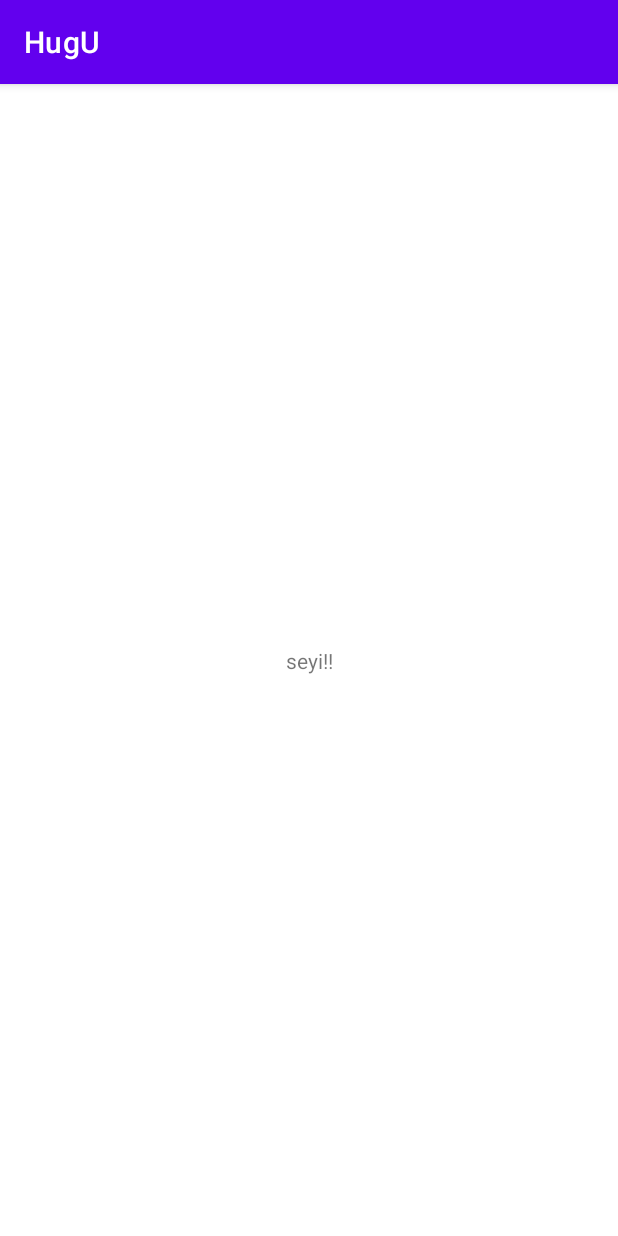
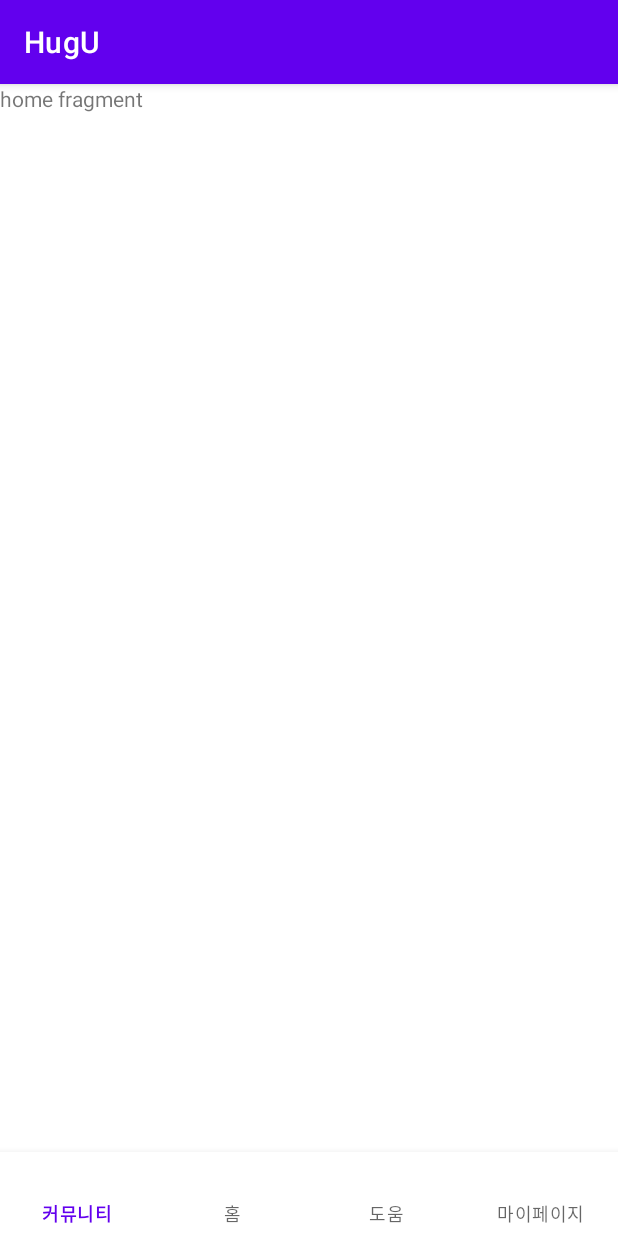
Before and after one commit to ssh09015/HugU, an Android app: the screen it shows after launch (MainActivity), on a phone screen of 412 x 824 dp. Run offline under Robolectric (Android 15) with nearby library versions, the phone set to English and light mode, and no system bars.

Commit message:
[songha]bottom_navi

```diff
--- a/app/build.gradle
+++ b/app/build.gradle
@@ -29,6 +29,9 @@ android {
     kotlinOptions {
         jvmTarget = '1.8'
     }
+    viewBinding {
+        enabled = true
+    }
 }
 
 dependencies {
--- /dev/null
+++ b/app/src/main/java/com/example/hugu/fragment/HomeFragment.kt
@@ -0,0 +1,21 @@
+package com.example.hugu.fragment
+
+import android.os.Bundle
+import android.view.LayoutInflater
+import android.view.View
+import android.view.ViewGroup
+import androidx.fragment.app.Fragment
+import com.example.hugu.databinding.FragmentHomeBinding
+
+class HomeFragment : Fragment() {
+    lateinit var viewbinding: FragmentHomeBinding
+
+    override fun onCreateView(
+        inflater: LayoutInflater, container: ViewGroup?,
+        savedInstanceState: Bundle?
+    ): View? {
+        viewbinding = FragmentHomeBinding.inflate(inflater, container, false)
+
+        return viewbinding.root
+    }
+}
--- a/app/src/main/res/layout/activity_main.xml
+++ b/app/src/main/res/layout/activity_main.xml
@@ -6,13 +6,26 @@
     android:layout_height="match_parent"
     tools:context=".MainActivity">
 
-    <TextView
-        android:layout_width="wrap_content"
-        android:layout_height="wrap_content"
-        android:text="seyi!!"
+    <FrameLayout
+        android:id="@+id/fl_con"
+        android:layout_width="0dp"
+        android:layout_height="0dp"
+        app:layout_constraintBottom_toBottomOf="@+id/navi"
+        app:layout_constraintEnd_toEndOf="parent"
+        app:layout_constraintStart_toStartOf="parent"
+        app:layout_constraintTop_toTopOf="parent">
+
+    </FrameLayout>
+
+    <com.google.android.material.bottomnavigation.BottomNavigationView
+        android:id="@+id/navi"
+        app:menu="@menu/menu_navi"
+        android:layout_width="0dp"
+        android:layout_height="56dp"
+        android:background="@color/white"
+        app:labelVisibilityMode="labeled"
         app:layout_constraintBottom_toBottomOf="parent"
         app:layout_constraintEnd_toEndOf="parent"
-        app:layout_constraintStart_toStartOf="parent"
-        app:layout_constraintTop_toTopOf="parent" />
+        app:layout_constraintStart_toStartOf="parent"/>
 
 </androidx.constraintlayout.widget.ConstraintLayout>
--- /dev/null
+++ b/app/src/main/res/layout/fragment_home.xml
@@ -0,0 +1,13 @@
+<?xml version="1.0" encoding="utf-8"?>
+<FrameLayout xmlns:android="http://schemas.android.com/apk/res/android"
+    xmlns:tools="http://schemas.android.com/tools"
+    android:layout_width="match_parent"
+    android:layout_height="match_parent"
+    tools:context=".fragment.HomeFragment">
+
+    <TextView
+        android:layout_width="match_parent"
+        android:layout_height="match_parent"
+        android:text="home fragment" />
+
+</FrameLayout>
--- /dev/null
+++ b/app/src/main/res/menu/menu_navi.xml
@@ -0,0 +1,25 @@
+<?xml version="1.0" encoding="utf-8"?>
+<menu xmlns:android="http://schemas.android.com/apk/res/android"
+    xmlns:app="http://schemas.android.com/apk/res-auto">
+
+    <item android:id="@+id/comm"
+        app:showAsAction="ifRoom"
+        android:enabled="true"
+        android:title="커뮤니티" />
+
+    <item android:id="@+id/home"
+        app:showAsAction="ifRoom"
+        android:enabled="true"
+        android:title="홈" />
+
+    <item android:id="@+id/help"
+        app:showAsAction="ifRoom"
+        android:enabled="true"
+        android:title="도움" />
+
+    <item android:id="@+id/page"
+        app:showAsAction="ifRoom"
+        android:enabled="true"
+        android:title="마이페이지" />
+
+</menu>
--- a/app/src/main/res/values/colors.xml
+++ b/app/src/main/res/values/colors.xml
@@ -7,4 +7,5 @@
     <color name="teal_700">#FF018786</color>
     <color name="black">#FF000000</color>
     <color name="white">#FFFFFFFF</color>
+    <color name="main">#F2CA58</color>
 </resources>
```
Also changed, not shown: app/src/main/java/com/example/hugu/MainActivity.kt (+49 -1 lines), app/src/main/java/com/example/hugu/fragment/CommFragment.kt (added, +21 -0 lines), app/src/main/java/com/example/hugu/fragment/HelpFragment.kt (added, +21 -0 lines), app/src/main/res/layout/fragment_comm.xml (added, +13 -0 lines), app/src/main/res/layout/fragment_help.xml (added, +13 -0 lines), app/src/main/res/layout/fragment_page.xml (added, +13 -0 lines).
